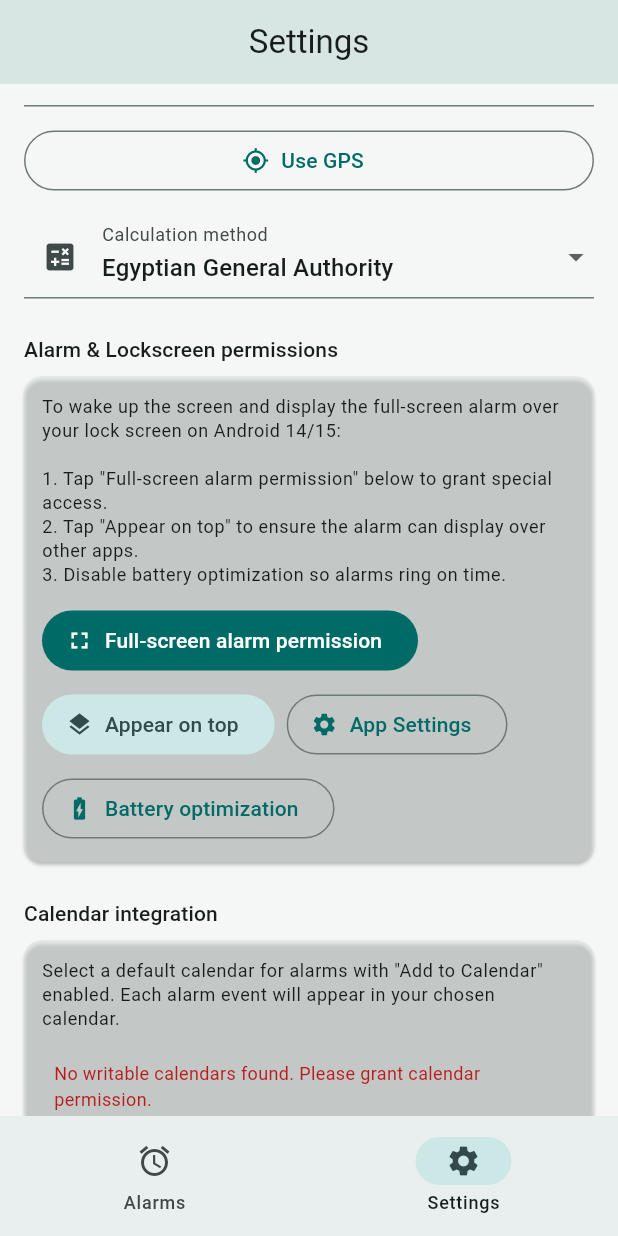
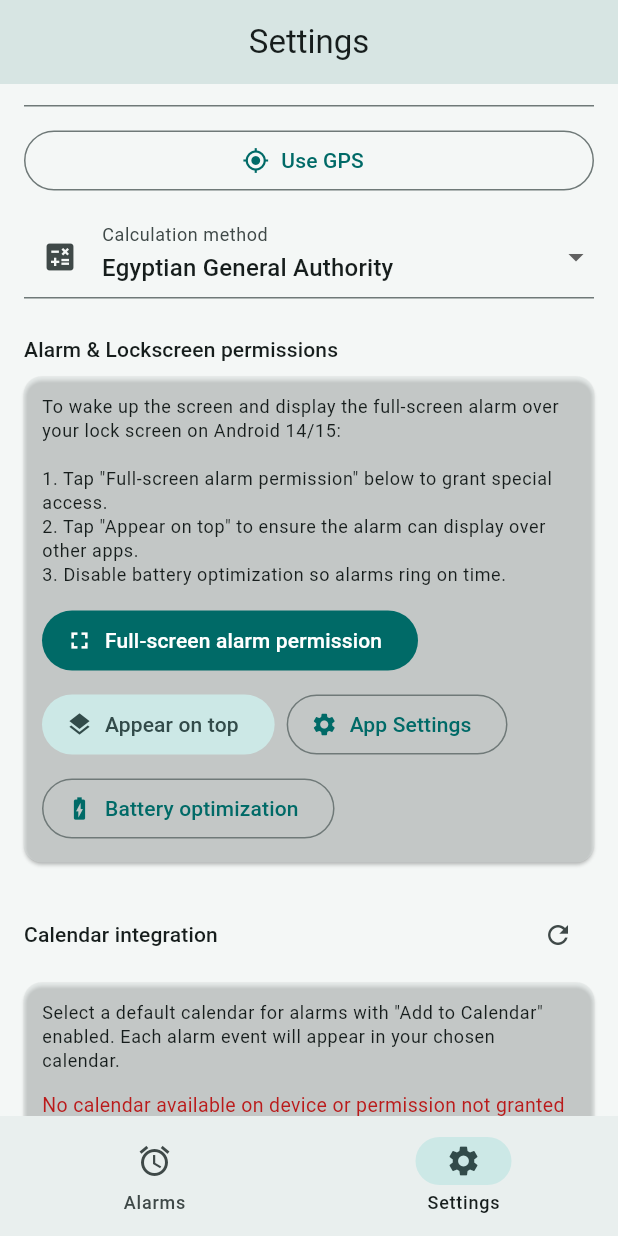
Before and after one commit to OsamaAlshahat/adhan-alarm, a Flutter app: the screen it shows after launch, item 2 of the bottom bar chosen, scrolled down 361 dp, on a phone screen of 412 x 824 dp. Run offline on Flutter 3.47's test engine with Material 3 defaults, Android fonts, the phone set to English and light mode, and no system bars; our stand-ins replace adhan, file_picker, flutter_timezone, geolocator, permission_handler, shared_preferences and 1 more; missing offline and left inert: alarm, device_calendar, workmanager; statements that could not run were skipped.

Commit message:
Update app name to Awan everywhere, configure launcher icon outside app, remove inside icon header, and enhance calendar detection and creation

```diff
--- a/lib/main.dart
+++ b/lib/main.dart
@@ -499,9 +499,12 @@ const platformFullscreen = MethodChannel('com.adhan_alarm.app/fullscreen_setting
 class CalendarService {
   static final _plugin = dc.DeviceCalendarPlugin();
 
-  /// Request calendar permissions, return true if granted
+  /// Request calendar permissions using both permission_handler and device_calendar
   static Future<bool> requestPermissions() async {
     try {
+      if (Platform.isAndroid || Platform.isIOS) {
+        await Permission.calendar.request();
+      }
       var perms = await _plugin.hasPermissions();
       if (perms.isSuccess && !(perms.data ?? false)) {
         perms = await _plugin.requestPermissions();
@@ -512,13 +515,54 @@ class CalendarService {
     }
   }
 
-  /// Get all writable calendars
+  /// Create a local "Awan" calendar on the device
+  static Future<String?> createLocalCalendar() async {
+    try {
+      await requestPermissions();
+      final res = await _plugin.createCalendar(
+        'Awan',
+        calendarColor: const Color(0xFF0C5A58),
+        localAccountName: 'Awan',
+      );
+      if (res != null && res.isSuccess && res.data != null) {
+        return res.data;
+      }
+      return null;
+    } catch (_) {
+      return null;
+    }
+  }
+
+  /// Get all writable calendars, falling back to non-read-only or all calendars
   static Future<List<dc.Calendar>> getWritableCalendars() async {
     try {
-      if (!await requestPermissions()) return [];
+      await requestPermissions();
       final result = await _plugin.retrieveCalendars();
       if (!result.isSuccess || result.data == null) return [];
-      return result.data!.where((c) => !(c.isReadOnly ?? true)).toList();
+
+      final all = result.data!;
+      if (all.isEmpty) {
+        // No calendars exist on this device — create a local "Awan" calendar!
+        final newId = await createLocalCalendar();
+        if (newId != null) {
+          final refreshed = await _plugin.retrieveCalendars();
+          if (refreshed.isSuccess && refreshed.data != null) {
+            return refreshed.data!;
+          }
+        }
+        return [];
+      }
+
+      // 1. Prefer explicitly writable calendars
+      final writable = all.where((c) => c.isReadOnly == false).toList();
+      if (writable.isNotEmpty) return writable;
+
+      // 2. Include calendars where isReadOnly is null or not true
+      final nonReadOnly = all.where((c) => c.isReadOnly != true).toList();
+      if (nonReadOnly.isNotEmpty) return nonReadOnly;
+
+      // 3. Fallback: return all calendars so the user is never stuck
+      return all;
     } catch (_) {
       return [];
     }
@@ -738,15 +782,21 @@ class RingScreen extends StatelessWidget {
             child: Column(
               mainAxisAlignment: MainAxisAlignment.center,
               children: [
-                ClipRRect(
-                  borderRadius: BorderRadius.circular(20),
-                  child: Image.asset(
-                    'assets/icon.jpg',
-                    width: 90,
-                    height: 90,
-                    fit: BoxFit.cover,
-                    errorBuilder: (_, __, ___) => const Icon(Icons.alarm, size: 80, color: Color(0xFFE5B54F)),
-                  ),
+                Container(
+                  padding: const EdgeInsets.all(20),
+                  decoration: BoxDecoration(
+                    shape: BoxShape.circle,
+                    color: const Color(0xFF0F3E41),
+                    border: Border.all(color: const Color(0xFFE5B54F).withOpacity(0.4), width: 2),
+                    boxShadow: [
+                      BoxShadow(
+                        color: const Color(0xFFE5B54F).withOpacity(0.2),
+                        blurRadius: 16,
+                        spreadRadius: 2,
+                      ),
+                    ],
+                  ),
+                  child: const Icon(Icons.alarm, size: 54, color: Color(0xFFE5B54F)),
                 ),
                 const SizedBox(height: 18),
                 Text(
@@ -872,7 +922,7 @@ class App extends StatelessWidget {
       valueListenable: appLocaleNotifier,
       builder: (context, activeLocale, _) {
         return MaterialApp(
-          title: 'Adhan Alarm',
+          title: 'Awan',
           navigatorKey: navKey,
           locale: activeLocale,
           supportedLocales: const [
@@ -919,6 +969,8 @@ class Home extends StatefulWidget {
 class _H extends State<Home> with WidgetsBindingObserver {
   int tab = 0;
   StreamSubscription<AlarmSettings>? sub;
+  List<dc.Calendar>? _availableCalendars;
+  bool _loadingCalendars = false;
 
   @override
   void initState() {
@@ -929,6 +981,26 @@ class _H extends State<Home> with WidgetsBindingObserver {
     };
     sub = Alarm.ringStream.stream.listen(showRing);
     _checkRingingAlarms();
+    _refreshCalendars();
+  }
+
+  Future<void> _refreshCalendars() async {
+    if (!mounted) return;
+    setState(() => _loadingCalendars = true);
+    final cals = await CalendarService.getWritableCalendars();
+    if (mounted) {
+      setState(() {
+        _availableCalendars = cals;
+        _loadingCalendars = false;
+        if (cals.isNotEmpty) {
+          final isCurrentValid = st.defaultCalendarId != null && cals.any((c) => c.id == st.defaultCalendarId);
+          if (!isCurrentValid) {
+            st.defaultCalendarId = cals.first.id;
+            save();
+          }
+        }
+      });
+    }
   }
 
   /// Check if any alarm is currently ringing and show the full-screen UI
@@ -967,9 +1039,8 @@ class _H extends State<Home> with WidgetsBindingObserver {
   void didChangeAppLifecycleState(AppLifecycleState state) {
     super.didChangeAppLifecycleState(state);
     if (state == AppLifecycleState.resumed) {
-      // Re-check for ringing alarms when the app returns to foreground
-      // (e.g. user tapped the notification)
       _checkRingingAlarms();
+      _refreshCalendars();
     }
   }
 
@@ -984,7 +1055,7 @@ class _H extends State<Home> with WidgetsBindingObserver {
   @override
   Widget build(BuildContext c) => Scaffold(
     appBar: AppBar(
-      title: Text(tab == 0 ? Tr.t(c, 'Adhan Alarm', 'منبه الأذان') : Tr.t(c, 'Settings', 'الإعدادات')),
+      title: Text(tab == 0 ? Tr.t(c, 'Awan', 'أوان') : Tr.t(c, 'Settings', 'الإعدادات')),
     ),
     body: SafeArea(top: false, child: tab == 0 ? alarmsView() : settingsView()),
     floatingActionButton: tab == 0
@@ -1004,104 +1075,11 @@ class _H extends State<Home> with WidgetsBindingObserver {
     ),
   );
 
-  /// Header widget with placeholder app image that can easily be updated later
-  Widget appHeaderWithPlaceholder(BuildContext c) {
-    final isDark = Theme.of(c).brightness == Brightness.dark;
-    return Card(
-      elevation: 0,
-      margin: const EdgeInsets.only(bottom: 12),
-      color: isDark ? const Color(0xFF09292B) : const Color(0xFFE2EFEF),
-      shape: RoundedRectangleBorder(
-        borderRadius: BorderRadius.circular(16),
-        side: BorderSide(color: const Color(0xFFE5B54F).withOpacity(0.35)),
-      ),
-      child: Padding(
-        padding: const EdgeInsets.all(12),
-        child: Row(
-          children: [
-            Container(
-              decoration: BoxDecoration(
-                borderRadius: BorderRadius.circular(14),
-                boxShadow: [
-                  BoxShadow(
-                    color: const Color(0xFFE5B54F).withOpacity(0.25),
-                    blurRadius: 8,
-                    offset: const Offset(0, 2),
-                  ),
-                ],
-              ),
-              child: ClipRRect(
-                borderRadius: BorderRadius.circular(14),
-                child: Image.asset(
-                  'assets/icon.jpg',
-                  width: 58,
-                  height: 58,
-                  fit: BoxFit.cover,
-                  errorBuilder: (_, __, ___) => Image.asset(
-                    'assets/placeholder.png',
-                    width: 58,
-                    height: 58,
-                    fit: BoxFit.cover,
-                    errorBuilder: (_, __, ___) => Container(
-                      width: 58,
-                      height: 58,
-                      decoration: BoxDecoration(
-                        color: const Color(0xFF0C5A58),
-                        borderRadius: BorderRadius.circular(14),
-                      ),
-                      child: const Icon(Icons.alarm, color: Color(0xFFE5B54F), size: 32),
-                    ),
-                  ),
-                ),
-              ),
-            ),
-            const SizedBox(width: 14),
-            Expanded(
-              child: Column(
-                crossAxisAlignment: CrossAxisAlignment.start,
-                children: [
-                  Row(
-                    children: [
-                      Text(
-                        Tr.t(c, 'Awan', 'أوان'),
-                        style: Theme.of(c).textTheme.titleLarge?.copyWith(
-                              fontWeight: FontWeight.bold,
-                              color: isDark ? const Color(0xFFF2D184) : const Color(0xFF9E6E12),
-                              letterSpacing: 0.5,
-                            ),
-                      ),
-                      const SizedBox(width: 8),
-                      Text(
-                        '· ${Tr.t(c, "Adhan Alarm", "منبه الأذان")}',
-                        style: Theme.of(c).textTheme.bodyMedium?.copyWith(
-                              color: Theme.of(c).colorScheme.outline,
-                              fontWeight: FontWeight.w500,
-                            ),
-                      ),
-                    ],
-                  ),
-                  const SizedBox(height: 3),
-                  Text(
-                    '${Tr.country(c, st.country)} · ${Tr.city(c, st.city)}',
-                    style: Theme.of(c).textTheme.bodySmall?.copyWith(
-                          color: Theme.of(c).colorScheme.onSurfaceVariant,
-                        ),
-                  ),
-                ],
-              ),
-            ),
-          ],
-        ),
-      ),
-    );
-  }
-
   Widget alarmsView() {
     final t = timesFor(DateTime.now());
     return ListView(
       padding: const EdgeInsets.all(12),
       children: [
-        appHeaderWithPlaceholder(context),
         Card(
           child: Padding(
             padding: const EdgeInsets.symmetric(vertical: 12, horizontal: 8),
@@ -1328,7 +1306,7 @@ class _H extends State<Home> with WidgetsBindingObserver {
                       '1. Tap "Full-screen alarm permission" below to grant special access.\n'
                       '2. Tap "Appear on top" to ensure the alarm can display over other apps.\n'
                       '3. Disable battery optimization so alarms ring on time.',
-                      'لتشغيل الشاشة وعرض منبه الأذان ملء الشاشة على شاشة القفل في أندرويد ١٤ / ١٥:\n\n'
+                      'لتشغيل الشاشة وعرض تنبيهات أوان ملء الشاشة على شاشة القفل في أندرويد ١٤ / ١٥:\n\n'
                       '١. اضغط "إذن منبه ملء الشاشة" بالأسفل لمنح الإذن الخاص.\n'
                       '٢. اضغط "الظهور فوق التطبيقات" للتأكد من قدرة المنبه على الظهور.\n'
                       '٣. استثنِ التطبيق من توفير الطاقة لضمان عمل المنبه في موعده.',
@@ -1378,7 +1356,19 @@ class _H extends State<Home> with WidgetsBindingObserver {
         ],
         // ===== Calendar Integration Section =====
         const SizedBox(height: 24),
+        Row(
+          mainAxisAlignment: MainAxisAlignment.spaceBetween,
+          children: [
             Text(Tr.t(context, 'Calendar integration', 'ربط التقويم'), style: Theme.of(context).textTheme.titleSmall),
+            IconButton(
+              icon: _loadingCalendars
+                  ? const SizedBox(width: 18, height: 18, child: CircularProgressIndicator(strokeWidth: 2))
+                  : const Icon(Icons.refresh, size: 20),
+              tooltip: Tr.t(context, 'Refresh calendars', 'تحديث التقويمات'),
+              onPressed: _loadingCalendars ? null : _refreshCalendars,
+            ),
+          ],
+        ),
         const SizedBox(height: 8),
         Card(
           margin: EdgeInsets.zero,
@@ -1397,56 +1387,67 @@ class _H extends State<Home> with WidgetsBindingObserver {
                   style: Theme.of(context).textTheme.bodySmall,
                 ),
                 const SizedBox(height: 12),
-                FutureBuilder<List<dc.Calendar>>(
-                  future: CalendarService.getWritableCalendars(),
-                  builder: (ctx, snapshot) {
-                    if (snapshot.connectionState == ConnectionState.waiting) {
-                      return const Padding(
-                        padding: EdgeInsets.all(8),
+                if (_loadingCalendars && _availableCalendars == null)
+                  const Padding(
+                    padding: EdgeInsets.all(12),
                     child: Center(child: SizedBox(width: 24, height: 24, child: CircularProgressIndicator(strokeWidth: 2))),
-                      );
-                    }
-                    final calendars = snapshot.data ?? [];
-                    if (calendars.isEmpty) {
-                      return Padding(
-                        padding: const EdgeInsets.all(8),
-                        child: Text(
-                          Tr.t(ctx, 'No writable calendars found. Please grant calendar permission.',
-                              'لم يتم العثور على تقويم قابل للكتابة. يرجى منح إذن التقويم.'),
-                          style: TextStyle(color: Theme.of(ctx).colorScheme.error, fontSize: 12),
-                        ),
-                      );
-                    }
-                    // Check if saved ID still valid
-                    final validIds = calendars.map((c) => c.id).toSet();
-                    final currentId = st.defaultCalendarId;
-                    final isCurrentValid = currentId != null && validIds.contains(currentId);
-                    if (!isCurrentValid && currentId != null) {
-                      // Previously saved calendar no longer available
-                      WidgetsBinding.instance.addPostFrameCallback((_) {
-                        if (mounted) {
-                          setState(() { st.defaultCalendarId = null; });
+                  )
+                else if (_availableCalendars == null || _availableCalendars!.isEmpty)
+                  Column(
+                    crossAxisAlignment: CrossAxisAlignment.start,
+                    children: [
+                      Text(
+                        Tr.t(
+                          context,
+                          'No calendar available on device or permission not granted yet.',
+                          'لا يوجد تقويم متاح على الجهاز أو لم يتم منح الإذن بعد.',
+                        ),
+                        style: TextStyle(color: Theme.of(context).colorScheme.error, fontSize: 13),
+                      ),
+                      const SizedBox(height: 10),
+                      Wrap(
+                        spacing: 8,
+                        runSpacing: 8,
+                        children: [
+                          FilledButton.icon(
+                            icon: const Icon(Icons.check_circle_outline, size: 18),
+                            label: Text(Tr.t(context, 'Grant permission & reload', 'منح الإذن وتحديث')),
+                            onPressed: () async {
+                              await CalendarService.requestPermissions();
+                              await _refreshCalendars();
+                            },
+                          ),
+                          FilledButton.tonalIcon(
+                            icon: const Icon(Icons.add, size: 18),
+                            label: Text(Tr.t(context, 'Create "Awan" calendar', 'إنشاء تقويم "أوان"')),
+                            onPressed: () async {
+                              final newId = await CalendarService.createLocalCalendar();
+                              if (newId != null) {
+                                st.defaultCalendarId = newId;
                                 save();
-                          ScaffoldMessenger.of(context).showSnackBar(
-                            SnackBar(content: Text(Tr.t(context,
-                              'Previously selected calendar is no longer available. Please choose another.',
-                              'التقويم المختار سابقاً لم يعد متاحاً. يرجى اختيار تقويم آخر.'))),
-                          );
-                        }
-                      });
-                    }
-                    return DropdownButtonFormField<String>(
-                      value: isCurrentValid ? currentId : (calendars.isNotEmpty ? calendars.first.id : null),
+                              }
+                              await _refreshCalendars();
+                            },
+                          ),
+                        ],
+                      ),
+                    ],
+                  )
+                else
+                  DropdownButtonFormField<String>(
+                    value: (_availableCalendars!.any((c) => c.id == st.defaultCalendarId))
+                        ? st.defaultCalendarId
+                        : _availableCalendars!.first.id,
                     decoration: InputDecoration(
-                        labelText: Tr.t(ctx, 'Default calendar', 'التقويم الافتراضي'),
+                      labelText: Tr.t(context, 'Default calendar', 'التقويم الافتراضي'),
                       prefixIcon: const Icon(Icons.calendar_month),
                     ),
                     items: [
-                        for (final cal in calendars)
+                      for (final cal in _availableCalendars!)
                         DropdownMenuItem(
                           value: cal.id,
                           child: Text(
-                              '${cal.name ?? cal.id}${cal.accountName != null ? ' (${cal.accountName})' : ''}',
+                            '${cal.name ?? cal.id}${cal.accountName != null && cal.accountName!.isNotEmpty ? ' (${cal.accountName})' : ''}',
                             overflow: TextOverflow.ellipsis,
                           ),
                         ),
@@ -1455,10 +1456,7 @@ class _H extends State<Home> with WidgetsBindingObserver {
                       if (v == null) return;
                       setState(() { st.defaultCalendarId = v; });
                       save();
-                        // Re-sync all calendar-enabled alarms with new default
                       syncAllCalendarEvents();
-                      },
-                    );
                     },
                   ),
               ],
@@ -1903,9 +1901,43 @@ class _H extends State<Home> with WidgetsBindingObserver {
                       subtitle: Text(Tr.t(ctx, 'Create events in your device calendar', 'إنشاء أحداث في تقويم الجهاز')),
                       secondary: const Icon(Icons.calendar_month),
                       value: e.addToCalendar,
-                      onChanged: (v) => set(() => e.addToCalendar = v),
-                    ),
-                    if (e.addToCalendar)
+                      onChanged: (v) async {
+                        if (v && (_availableCalendars == null || _availableCalendars!.isEmpty)) {
+                          await _refreshCalendars();
+                        }
+                        set(() => e.addToCalendar = v);
+                      },
+                    ),
+                    if (e.addToCalendar) ...[
+                      if (_availableCalendars != null && _availableCalendars!.isNotEmpty) ...[
+                        DropdownButtonFormField<String>(
+                          value: (e.calendarId != null && _availableCalendars!.any((c) => c.id == e.calendarId))
+                              ? e.calendarId
+                              : ((st.defaultCalendarId != null && _availableCalendars!.any((c) => c.id == st.defaultCalendarId))
+                                  ? st.defaultCalendarId
+                                  : _availableCalendars!.first.id),
+                          decoration: InputDecoration(
+                            labelText: Tr.t(ctx, 'Calendar for this alarm', 'التقويم لهذا المنبه'),
+                            prefixIcon: const Icon(Icons.event_note),
+                            helperText: Tr.t(ctx, 'Override the default calendar', 'تجاوز التقويم الافتراضي'),
+                          ),
+                          items: [
+                            for (final cal in _availableCalendars!)
+                              DropdownMenuItem(
+                                value: cal.id,
+                                child: Text(
+                                  '${cal.name ?? cal.id}${cal.accountName != null && cal.accountName!.isNotEmpty ? ' (${cal.accountName})' : ''}',
+                                  overflow: TextOverflow.ellipsis,
+                                ),
+                              ),
+                          ],
+                          onChanged: (v) {
+                            set(() {
+                              e.calendarId = (v == st.defaultCalendarId) ? null : v;
+                            });
+                          },
+                        ),
+                      ] else ...[
                         FutureBuilder<List<dc.Calendar>>(
                           future: CalendarService.getWritableCalendars(),
                           builder: (fbCtx, snapshot) {
@@ -1920,42 +1952,39 @@ class _H extends State<Home> with WidgetsBindingObserver {
                               return Padding(
                                 padding: const EdgeInsets.only(top: 4),
                                 child: Text(
-                                Tr.t(fbCtx, 'No writable calendars available', 'لا يوجد تقويم قابل للكتابة'),
+                                  Tr.t(fbCtx, 'No calendar available. Check Settings > Calendar.', 'لا يوجد تقويم متاح. راجع الإعدادات > التقويم.'),
                                   style: TextStyle(color: Theme.of(fbCtx).colorScheme.error, fontSize: 12),
                                 ),
                               );
                             }
-                          final effectiveId = e.calendarId ?? st.defaultCalendarId;
-                          final validIds = calendars.map((c) => c.id).toSet();
-                          final selectedId = (effectiveId != null && validIds.contains(effectiveId))
-                              ? effectiveId
-                              : calendars.first.id;
                             return DropdownButtonFormField<String>(
-                            value: selectedId,
+                              value: (e.calendarId != null && calendars.any((c) => c.id == e.calendarId))
+                                  ? e.calendarId
+                                  : calendars.first.id,
                               decoration: InputDecoration(
                                 labelText: Tr.t(fbCtx, 'Calendar for this alarm', 'التقويم لهذا المنبه'),
                                 prefixIcon: const Icon(Icons.event_note),
-                              helperText: Tr.t(fbCtx, 'Override the default calendar', 'تجاوز التقويم الافتراضي'),
                               ),
                               items: [
                                 for (final cal in calendars)
                                   DropdownMenuItem(
                                     value: cal.id,
                                     child: Text(
-                                    '${cal.name ?? cal.id}${cal.accountName != null ? ' (${cal.accountName})' : ''}',
+                                      '${cal.name ?? cal.id}${cal.accountName != null && cal.accountName!.isNotEmpty ? ' (${cal.accountName})' : ''}',
                                       overflow: TextOverflow.ellipsis,
                                     ),
                                   ),
                               ],
                               onChanged: (v) {
                                 set(() {
-                                // If same as default, store null (use default)
                                   e.calendarId = (v == st.defaultCalendarId) ? null : v;
                                 });
                               },
                             );
                           },
                         ),
+                      ],
+                    ],
                     const SizedBox(height: 12),
                     SizedBox(
                       width: double.infinity,
```
Also changed, not shown: 1 other file. Lines whose indentation alone changed are shown as unchanged.
